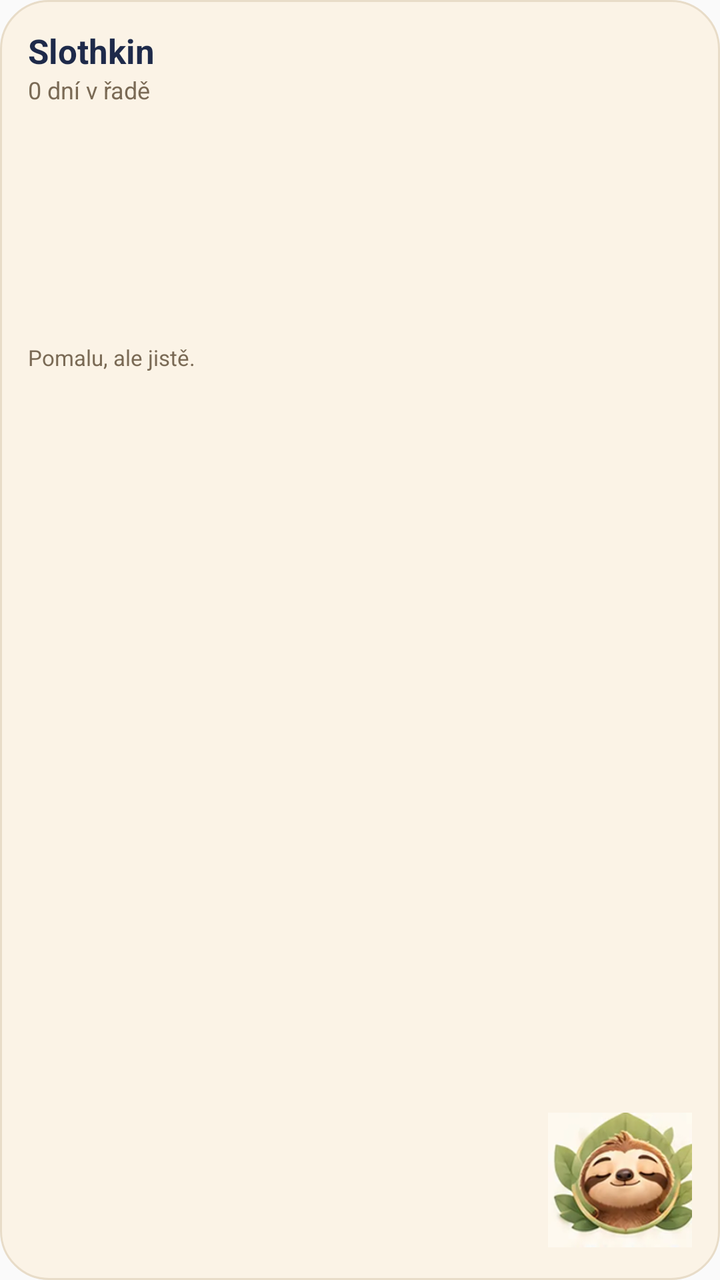
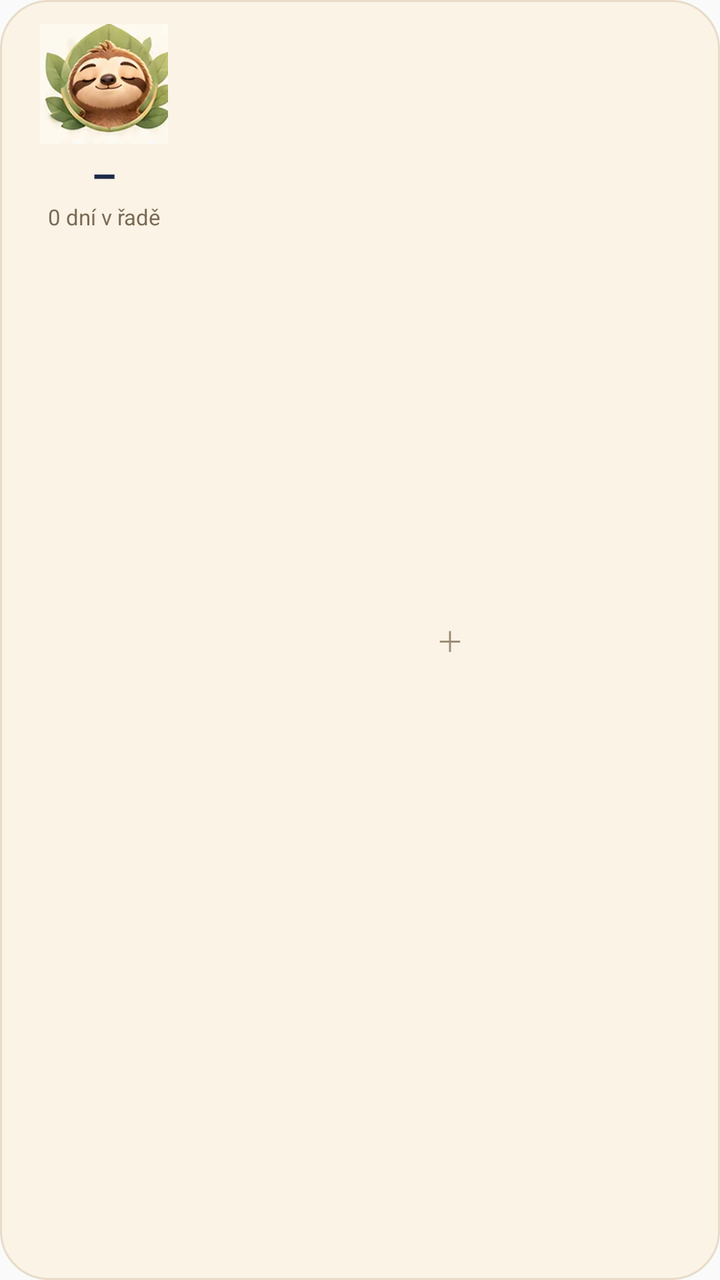

Compare the two renders of this Android layout. The source of the first and the diff that turns it into the second are given below.
<!-- AndroidManifest.xml: application theme AppTheme -->
<!-- res/layout/widget_klicek.xml -->
<?xml version="1.0" encoding="utf-8"?>
<LinearLayout xmlns:android="http://schemas.android.com/apk/res/android"
    android:id="@+id/w_root"
    android:layout_width="match_parent"
    android:layout_height="match_parent"
    android:background="@drawable/widget_bg"
    android:orientation="horizontal"
    android:padding="14dp">
    <LinearLayout
        android:layout_width="0dp"
        android:layout_height="match_parent"
        android:layout_weight="1"
        android:orientation="vertical">
        <LinearLayout android:layout_width="match_parent" android:layout_height="wrap_content" android:orientation="horizontal" android:gravity="center_vertical">
            <TextView android:id="@+id/w_title" android:layout_width="0dp" android:layout_weight="1" android:layout_height="wrap_content"
                android:text="Slothkin" android:textColor="#1E2A4A" android:textSize="17sp" android:textStyle="bold"/>
            <TextView android:id="@+id/w_progress" android:layout_width="wrap_content" android:layout_height="wrap_content"
                android:text="" android:textColor="#EFA23A" android:textSize="15sp" android:textStyle="bold"/>
        </LinearLayout>
        <TextView android:id="@+id/w_streak" android:layout_width="wrap_content" android:layout_height="wrap_content"
            android:text="0 dní v řadě" android:textColor="#7A6A55" android:textSize="12sp" android:layout_marginBottom="6dp"/>
        <TextView android:id="@+id/w_t1" style="@style/WidgetTask"/>
        <TextView android:id="@+id/w_t2" style="@style/WidgetTask"/>
        <TextView android:id="@+id/w_t3" style="@style/WidgetTask"/>
        <TextView android:id="@+id/w_t4" style="@style/WidgetTask"/>
        <TextView android:id="@+id/w_t5" style="@style/WidgetTask"/>
        <TextView android:id="@+id/w_lead" android:layout_width="match_parent" android:layout_height="wrap_content"
            android:text="Pomalu, ale jistě." android:textColor="#7A6A55" android:textSize="11sp" android:layout_marginTop="4dp" android:maxLines="2" android:ellipsize="end"/>
    </LinearLayout>
    <ImageView android:id="@+id/w_sloth" android:layout_width="72dp" android:layout_height="72dp" android:layout_gravity="bottom"
        android:layout_marginStart="8dp" android:src="@drawable/widget_sloth" android:scaleType="fitCenter" android:contentDescription="Slothkin"/>
</LinearLayout>
<!-- resources referenced by this layout -->
<resources>
  <!-- drawable widget_bg (drawable) -->
  <?xml version="1.0" encoding="utf-8"?>
  <shape xmlns:android="http://schemas.android.com/apk/res/android" android:shape="rectangle">
      <solid android:color="#FBF3E6"/>
      <corners android:radius="24dp"/>
      <stroke android:width="1dp" android:color="#E8DCC8"/>
  </shape>
  <!-- drawable widget_sloth: png bitmap (drawable-xxhdpi, 55868 bytes) -->
  <style name="WidgetTask">
          <item name="android:layout_width">match_parent</item>
          <item name="android:layout_height">wrap_content</item>
          <item name="android:textColor">#1E2A4A</item>
          <item name="android:textSize">13sp</item>
          <item name="android:maxLines">1</item>
          <item name="android:ellipsize">end</item>
          <item name="android:paddingTop">2dp</item>
          <item name="android:paddingBottom">2dp</item>
      </style>
  <style name="AppTheme" parent="Theme.AppCompat.Light.DarkActionBar">
          
          <item name="colorPrimary">@color/colorPrimary</item>
          <item name="colorPrimaryDark">@color/colorPrimaryDark</item>
          <item name="colorAccent">@color/colorAccent</item>
      </style>
</resources>

<!-- the commit's change to res/layout/widget_klicek.xml (unified diff, before → after) -->
@@ -1,32 +1,15 @@
 <?xml version="1.0" encoding="utf-8"?>
 <LinearLayout xmlns:android="http://schemas.android.com/apk/res/android"
-    android:id="@+id/w_root"
-    android:layout_width="match_parent"
-    android:layout_height="match_parent"
-    android:background="@drawable/widget_bg"
-    android:orientation="horizontal"
-    android:padding="14dp">
-    <LinearLayout
-        android:layout_width="0dp"
-        android:layout_height="match_parent"
-        android:layout_weight="1"
-        android:orientation="vertical">
-        <LinearLayout android:layout_width="match_parent" android:layout_height="wrap_content" android:orientation="horizontal" android:gravity="center_vertical">
-            <TextView android:id="@+id/w_title" android:layout_width="0dp" android:layout_weight="1" android:layout_height="wrap_content"
-                android:text="Slothkin" android:textColor="#1E2A4A" android:textSize="17sp" android:textStyle="bold"/>
-            <TextView android:id="@+id/w_progress" android:layout_width="wrap_content" android:layout_height="wrap_content"
-                android:text="" android:textColor="#EFA23A" android:textSize="15sp" android:textStyle="bold"/>
-        </LinearLayout>
-        <TextView android:id="@+id/w_streak" android:layout_width="wrap_content" android:layout_height="wrap_content"
-            android:text="0 dní v řadě" android:textColor="#7A6A55" android:textSize="12sp" android:layout_marginBottom="6dp"/>
-        <TextView android:id="@+id/w_t1" style="@style/WidgetTask"/>
-        <TextView android:id="@+id/w_t2" style="@style/WidgetTask"/>
-        <TextView android:id="@+id/w_t3" style="@style/WidgetTask"/>
-        <TextView android:id="@+id/w_t4" style="@style/WidgetTask"/>
-        <TextView android:id="@+id/w_t5" style="@style/WidgetTask"/>
-        <TextView android:id="@+id/w_lead" android:layout_width="match_parent" android:layout_height="wrap_content"
-            android:text="Pomalu, ale jistě." android:textColor="#7A6A55" android:textSize="11sp" android:layout_marginTop="4dp" android:maxLines="2" android:ellipsize="end"/>
+    android:id="@+id/w_root" android:layout_width="match_parent" android:layout_height="match_parent"
+    android:background="@drawable/widget_bg" android:orientation="horizontal" android:padding="10dp">
+    <LinearLayout android:layout_width="84dp" android:layout_height="match_parent" android:orientation="vertical" android:gravity="center_horizontal">
+        <ImageView android:id="@+id/w_sloth" android:layout_width="64dp" android:layout_height="64dp" android:src="@drawable/widget_sloth" android:scaleType="fitCenter" android:contentDescription="Poquito"/>
+        <TextView android:id="@+id/w_progress" android:layout_width="wrap_content" android:layout_height="wrap_content" android:text="–" android:textColor="#1E2A4A" android:textSize="20sp" android:textStyle="bold"/>
+        <TextView android:id="@+id/w_streak" android:layout_width="wrap_content" android:layout_height="wrap_content" android:text="0 dní v řadě" android:textColor="#7A6A55" android:textSize="11sp" android:gravity="center" android:maxLines="2"/>
+        <TextView android:id="@+id/w_lead" android:layout_width="0dp" android:layout_height="0dp" android:visibility="gone"/>
     </LinearLayout>
-    <ImageView android:id="@+id/w_sloth" android:layout_width="72dp" android:layout_height="72dp" android:layout_gravity="bottom"
-        android:layout_marginStart="8dp" android:src="@drawable/widget_sloth" android:scaleType="fitCenter" android:contentDescription="Slothkin"/>
+    <FrameLayout android:layout_width="0dp" android:layout_weight="1" android:layout_height="match_parent" android:layout_marginStart="6dp">
+        <ListView android:id="@+id/w_list" android:layout_width="match_parent" android:layout_height="match_parent" android:divider="@null" android:dividerHeight="0dp" android:scrollbars="none"/>
+        <TextView android:id="@+id/w_empty" android:layout_width="match_parent" android:layout_height="match_parent" android:gravity="center" android:text="＋" android:textColor="#9A8A75" android:textSize="14sp"/>
+    </FrameLayout>
 </LinearLayout>
<!-- resource entries referenced after the edit -->
@@ -8,16 +8,6 @@
       <stroke android:width="1dp" android:color="#E8DCC8"/>
   </shape>
   <!-- drawable widget_sloth: png bitmap (drawable-xxhdpi, 55868 bytes) -->
-  <style name="WidgetTask">
-          <item name="android:layout_width">match_parent</item>
-          <item name="android:layout_height">wrap_content</item>
-          <item name="android:textColor">#1E2A4A</item>
-          <item name="android:textSize">13sp</item>
-          <item name="android:maxLines">1</item>
-          <item name="android:ellipsize">end</item>
-          <item name="android:paddingTop">2dp</item>
-          <item name="android:paddingBottom">2dp</item>
-      </style>
   <style name="AppTheme" parent="Theme.AppCompat.Light.DarkActionBar">
           
           <item name="colorPrimary">@color/colorPrimary</item>
